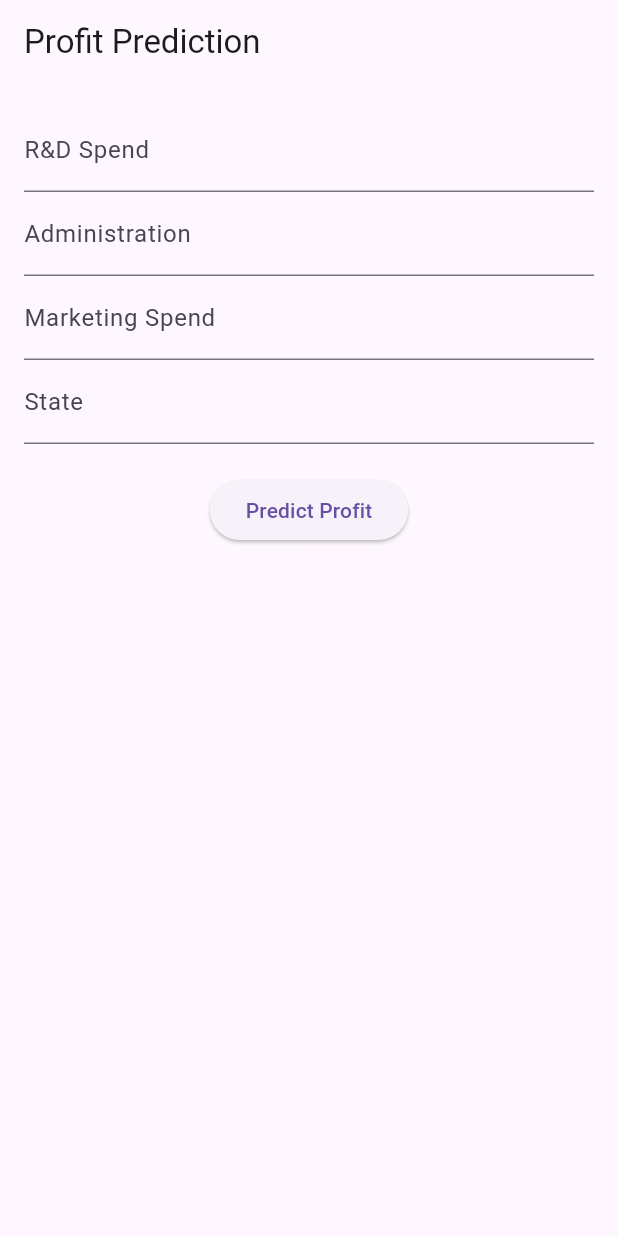
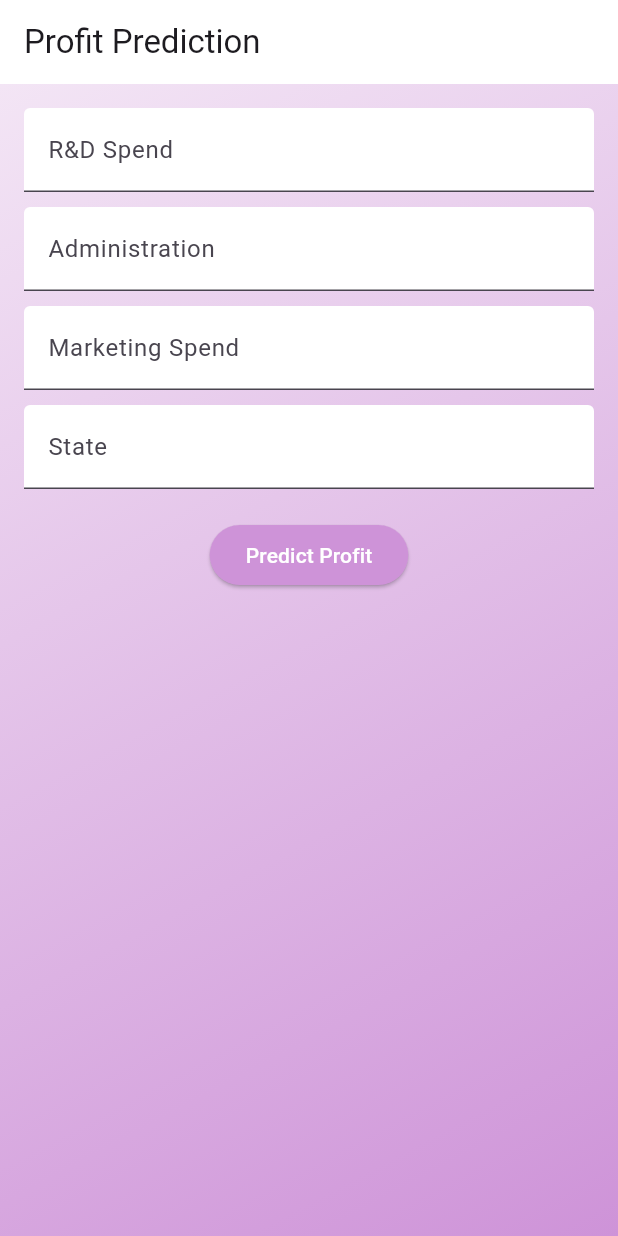
Before and after one commit to charite-uwatwembi/linear_regression_model, a Flutter app: the screen it shows after launch, after a tap on "Predict Profit", on a phone screen of 412 x 824 dp. Run offline on Flutter 3.47's test engine with Material 3 defaults, Android fonts, the phone set to English and light mode, and no system bars; network calls fail.

Commit message:
finalising flutter ui

```diff
--- a/summative/flutterApp/profits/lib/main.dart
+++ b/summative/flutterApp/profits/lib/main.dart
@@ -12,7 +12,9 @@ class MyApp extends StatelessWidget {
     return MaterialApp(
       home: Scaffold(
         appBar: AppBar(
-          title: Text('Profit Prediction'),
+          title: Text('Profit Prediction'
+          , textAlign: TextAlign.center,),
+          backgroundColor: Colors.white, // AppBar color
         ),
         body: ProfitPredictionForm(),
       ),
@@ -35,7 +37,7 @@ class _ProfitPredictionFormState extends State<ProfitPredictionForm> {
   Future<void> _predictProfit() async {
     try {
       final response = await http.post(
-      Uri.parse('http://10.0.2.2:8000/predict'), // Ensure this is correct
+        Uri.parse('http://10.0.2.2:8000/predict'),
         headers: <String, String>{
           'Content-Type': 'application/json; charset=UTF-8',
         },
@@ -70,38 +72,63 @@ Future<void> _predictProfit() async {
     }
   }
 
-
   @override
   Widget build(BuildContext context) {
-    return Padding(
+    return Container(
+      decoration: BoxDecoration(
+        gradient: LinearGradient(
+          colors: [Colors.purple[50]!, Colors.purple[200]!],
+          begin: Alignment.topLeft,
+          end: Alignment.bottomRight,
+        ),
+      ),
       padding: const EdgeInsets.all(16.0),
       child: Form(
         key: _formKey,
         child: Column(
           children: <Widget>[
             TextFormField(
-              decoration: InputDecoration(labelText: 'R&D Spend'),
+              decoration: InputDecoration(
+                labelText: 'R&D Spend',
+                fillColor: Colors.white,
+                filled: true,
+              ),
               keyboardType: TextInputType.number,
               onChanged: (value) {
                 rndSpend = double.parse(value);
               },
             ),
+            SizedBox(height: 10),
             TextFormField(
-              decoration: InputDecoration(labelText: 'Administration'),
+              decoration: InputDecoration(
+                labelText: 'Administration',
+                fillColor: Colors.white,
+                filled: true,
+              ),
               keyboardType: TextInputType.number,
               onChanged: (value) {
                 administration = double.parse(value);
               },
             ),
+            SizedBox(height: 10),
             TextFormField(
-              decoration: InputDecoration(labelText: 'Marketing Spend'),
+              decoration: InputDecoration(
+                labelText: 'Marketing Spend',
+                fillColor: Colors.white,
+                filled: true,
+              ),
               keyboardType: TextInputType.number,
               onChanged: (value) {
                 marketingSpend = double.parse(value);
               },
             ),
+            SizedBox(height: 10),
             TextFormField(
-              decoration: InputDecoration(labelText: 'State'),
+              decoration: InputDecoration(
+                labelText: 'State',
+                fillColor: Colors.white,
+                filled: true,
+              ),
               onChanged: (value) {
                 state = value;
               },
@@ -109,9 +136,13 @@ Future<void> _predictProfit() async {
             SizedBox(height: 20),
             ElevatedButton(
               onPressed: _predictProfit,
-              child: Text('Predict Profit'),
+              style: ElevatedButton.styleFrom(
+                backgroundColor: Colors.purple[200], // Button color
               ),
-          ],
+              child:  Text('Predict Profit',
+                style: TextStyle(color: Colors.white),
+            ),
+        )],
         ),
       ),
     );
```
Lines whose indentation alone changed are shown as unchanged.
